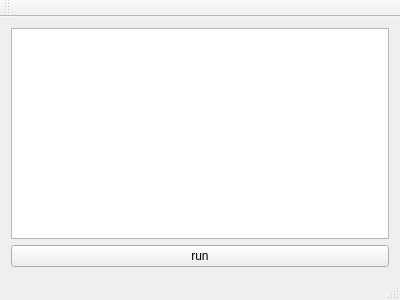
icoz/pgdump-ng, file mainwindow.ui: the form before one commit.
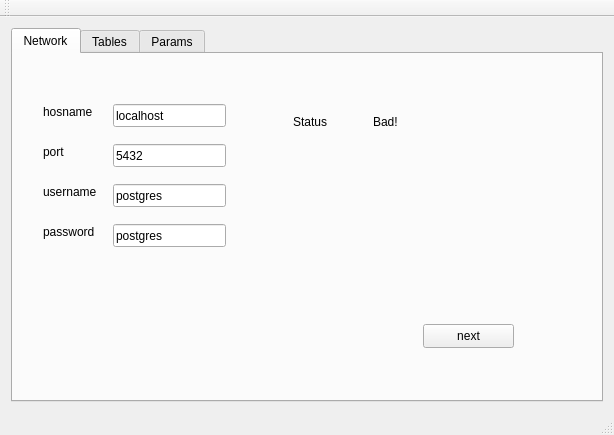
The form after the commit.

Commit message:
added Tab with: - Net - Tables - Param
written test for PSQL connection

The edit to the form file:
```diff
--- a/mainwindow.ui
+++ b/mainwindow.ui
@@ -6,23 +6,190 @@
    <rect>
     <x>0</x>
     <y>0</y>
-    <width>400</width>
-    <height>300</height>
+    <width>614</width>
+    <height>435</height>
    </rect>
   </property>
   <property name="windowTitle">
    <string>MainWindow</string>
   </property>
   <widget class="QWidget" name="centralWidget">
-   <layout class="QVBoxLayout" name="verticalLayout">
+   <layout class="QHBoxLayout" name="horizontalLayout">
     <item>
-     <widget class="QTextEdit" name="textEdit"/>
-    </item>
-    <item>
-     <widget class="QPushButton" name="pushButton">
-      <property name="text">
-       <string>run</string>
+     <widget class="QTabWidget" name="tabs">
+      <property name="currentIndex">
+       <number>0</number>
       </property>
+      <widget class="QWidget" name="net">
+       <attribute name="title">
+        <string>Network</string>
+       </attribute>
+       <widget class="QPushButton" name="pushButton">
+        <property name="geometry">
+         <rect>
+          <x>410</x>
+          <y>270</y>
+          <width>91</width>
+          <height>24</height>
+         </rect>
+        </property>
+        <property name="text">
+         <string>next</string>
+        </property>
+       </widget>
+       <widget class="QLabel" name="label">
+        <property name="geometry">
+         <rect>
+          <x>30</x>
+          <y>50</y>
+          <width>54</width>
+          <height>15</height>
+         </rect>
+        </property>
+        <property name="text">
+         <string>hosname</string>
+        </property>
+        <property name="buddy">
+         <cstring>edtHost</cstring>
+        </property>
+       </widget>
+       <widget class="QLineEdit" name="edtHost">
+        <property name="geometry">
+         <rect>
+          <x>100</x>
+          <y>50</y>
+          <width>113</width>
+          <height>23</height>
+         </rect>
+        </property>
+        <property name="text">
+         <string>localhost</string>
+        </property>
+       </widget>
+       <widget class="QLabel" name="label_2">
+        <property name="geometry">
+         <rect>
+          <x>30</x>
+          <y>90</y>
+          <width>54</width>
+          <height>15</height>
+         </rect>
+        </property>
+        <property name="text">
+         <string>port</string>
+        </property>
+        <property name="buddy">
+         <cstring>edtPort</cstring>
+        </property>
+       </widget>
+       <widget class="QLineEdit" name="edtPort">
+        <property name="geometry">
+         <rect>
+          <x>100</x>
+          <y>90</y>
+          <width>113</width>
+          <height>23</height>
+         </rect>
+        </property>
+        <property name="text">
+         <string>5432</string>
+        </property>
+       </widget>
+       <widget class="QLabel" name="label_3">
+        <property name="geometry">
+         <rect>
+          <x>30</x>
+          <y>130</y>
+          <width>54</width>
+          <height>15</height>
+         </rect>
+        </property>
+        <property name="text">
+         <string>username</string>
+        </property>
+        <property name="buddy">
+         <cstring>edtUser</cstring>
+        </property>
+       </widget>
+       <widget class="QLineEdit" name="edtUser">
+        <property name="geometry">
+         <rect>
+          <x>100</x>
+          <y>130</y>
+          <width>113</width>
+          <height>23</height>
+         </rect>
+        </property>
+        <property name="text">
+         <string>postgres</string>
+        </property>
+       </widget>
+       <widget class="QLabel" name="label_4">
+        <property name="geometry">
+         <rect>
+          <x>30</x>
+          <y>170</y>
+          <width>54</width>
+          <height>15</height>
+         </rect>
+        </property>
+        <property name="text">
+         <string>password</string>
+        </property>
+        <property name="buddy">
+         <cstring>edtPass</cstring>
+        </property>
+       </widget>
+       <widget class="QLineEdit" name="edtPass">
+        <property name="geometry">
+         <rect>
+          <x>100</x>
+          <y>170</y>
+          <width>113</width>
+          <height>23</height>
+         </rect>
+        </property>
+        <property name="text">
+         <string>postgres</string>
+        </property>
+       </widget>
+       <widget class="QLabel" name="label_5">
+        <property name="geometry">
+         <rect>
+          <x>280</x>
+          <y>60</y>
+          <width>54</width>
+          <height>15</height>
+         </rect>
+        </property>
+        <property name="text">
+         <string>Status</string>
+        </property>
+       </widget>
+       <widget class="QLabel" name="lblStatus">
+        <property name="geometry">
+         <rect>
+          <x>360</x>
+          <y>60</y>
+          <width>54</width>
+          <height>15</height>
+         </rect>
+        </property>
+        <property name="text">
+         <string>Bad!</string>
+        </property>
+       </widget>
+      </widget>
+      <widget class="QWidget" name="tables">
+       <attribute name="title">
+        <string>Tables</string>
+       </attribute>
+      </widget>
+      <widget class="QWidget" name="params">
+       <attribute name="title">
+        <string>Params</string>
+       </attribute>
+      </widget>
      </widget>
     </item>
    </layout>
```
Left out of the diff: 61 changed lines with no effect on the pictures. The commit also changes 2 other files.
